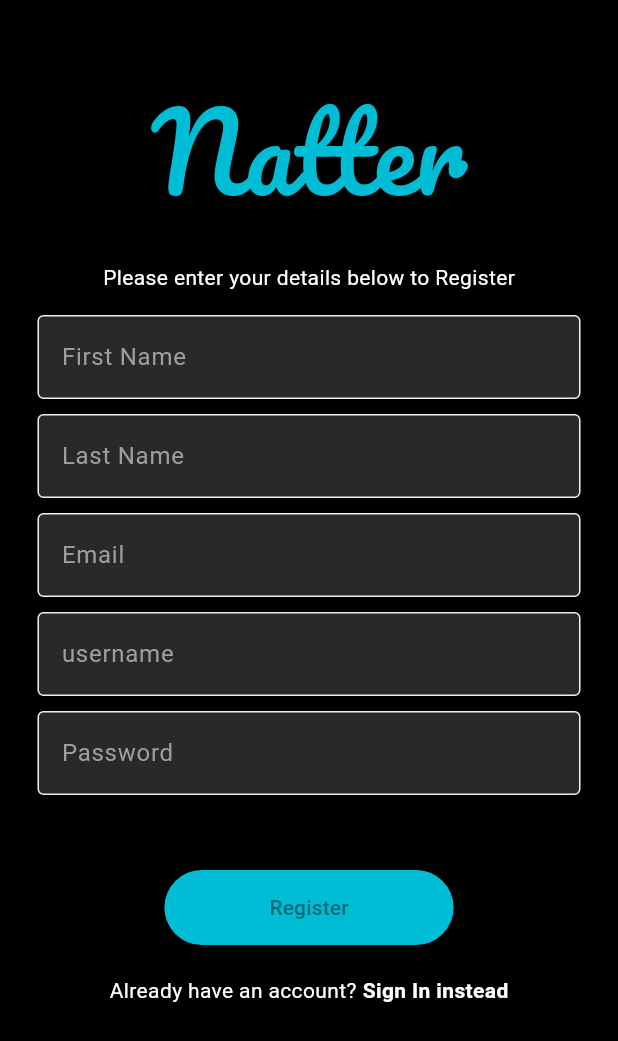
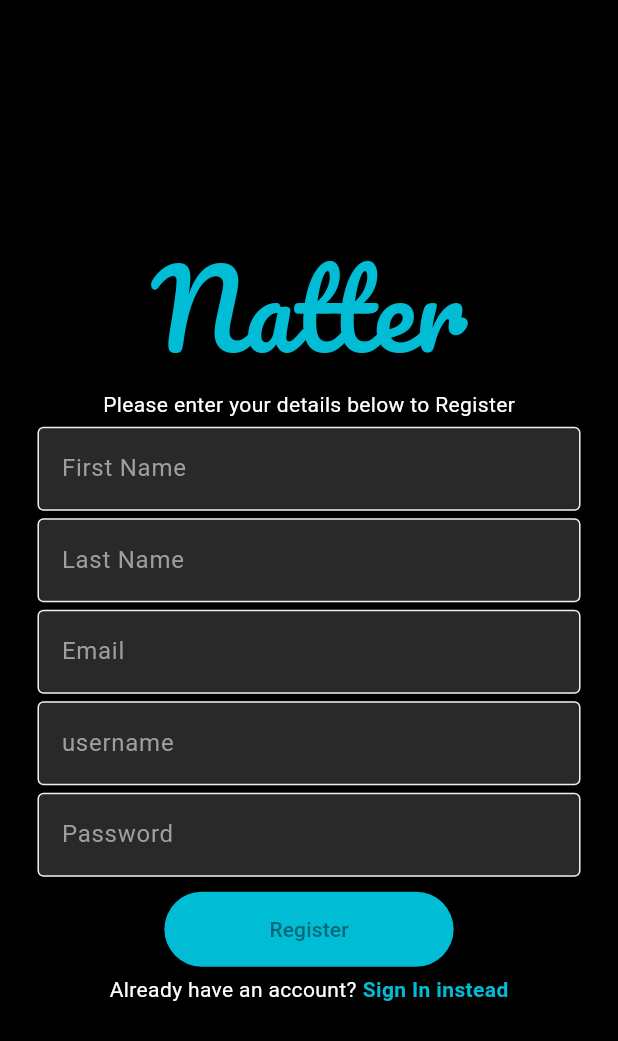
Before and after one commit to puneetkumarbajaj/Natter, a Flutter app: the screen it shows after launch, on a phone screen of 412 x 824 dp. Shown: the top 1041 px of the screen. Run offline on Flutter 3.47's test engine with Material 2 defaults, Android fonts, the phone set to English and light mode, and no system bars; our stand-ins replace google_fonts.

Commit message:
modified:   lib/pages/login_page.dart 	modified:   lib/pages/register_page.dart

```diff
--- a/lib/pages/login_page.dart
+++ b/lib/pages/login_page.dart
@@ -54,7 +54,7 @@ class _LoginPageState extends State<LoginPage> {
                   "Register Now",
                   style: TextStyle(
                     fontWeight: FontWeight.bold,
-                    color: Colors.white,
+                    color: Colors.cyan,
                   ),
                 )
               ],
--- a/lib/pages/register_page.dart
+++ b/lib/pages/register_page.dart
@@ -21,36 +21,33 @@ class _RegisterPageState extends State<RegisterPage> {
   Widget build(BuildContext context) {
     return Scaffold(
       backgroundColor: Colors.black,
-      resizeToAvoidBottomInset: false,
-      body: SingleChildScrollView(
-        child: Padding(
+      body: Padding(
         padding: const EdgeInsets.symmetric(horizontal: 25.0),
         child: Column(
           mainAxisAlignment: MainAxisAlignment.center,
           children: [
-              const SizedBox(height: 50,),
             //logo
             Text("Natter", style: GoogleFonts.pacifico(textStyle:TextStyle(fontSize: 70, color: Colors.cyan),)),
-              const SizedBox(height: 25,),
+            const SizedBox(height: 5,),
             //welcome back message
             Text("Please enter your details below to Register", style: TextStyle(color: Colors.white), ),
-              const SizedBox(height: 15,),
+            const SizedBox(height: 5,),
             //email textfield
 
             MyTextField(controller: firstnameController, hintText: "First Name", obscureText: false),
-              const SizedBox(height: 10,),
+            const SizedBox(height: 5,),
 
             MyTextField(controller: lastnameController, hintText: "Last Name", obscureText: false),
-              const SizedBox(height: 10,),
+            const SizedBox(height: 5,),
 
             MyTextField(controller: emailController, hintText: "Email", obscureText: false),
-              const SizedBox(height: 10,),
+            const SizedBox(height: 5,),
 
             MyTextField(controller: usernameController, hintText: "username", obscureText: false),
-              const SizedBox(height: 10,),
+            const SizedBox(height: 5,),
             //password textfield
             MyTextField(controller: passwordController, hintText: "Password", obscureText: true),
-               const SizedBox(height: 50,),
+             const SizedBox(height: 10,),
             //confirm password textfield
             //Sign IN button
             ElevatedButton(
@@ -61,7 +58,7 @@ class _RegisterPageState extends State<RegisterPage> {
                 padding: MaterialStatePropertyAll<EdgeInsetsGeometry>(EdgeInsets.fromLTRB(70, 15, 70, 15)),
               ),
             ),
-              const SizedBox(height: 20,),
+            const SizedBox(height: 5,),
             //register now
             const Row(
               mainAxisAlignment: MainAxisAlignment.center,
@@ -72,7 +69,7 @@ class _RegisterPageState extends State<RegisterPage> {
                   "Sign In instead",
                   style: TextStyle(
                     fontWeight: FontWeight.bold,
-                      color: Colors.white,
+                    color: Colors.cyan,
                   ),
                 )
               ],
@@ -80,7 +77,6 @@ class _RegisterPageState extends State<RegisterPage> {
           ]
           ),
       ),
-      ),
     );
   }
 }
```
Lines whose indentation alone changed are shown as unchanged.
